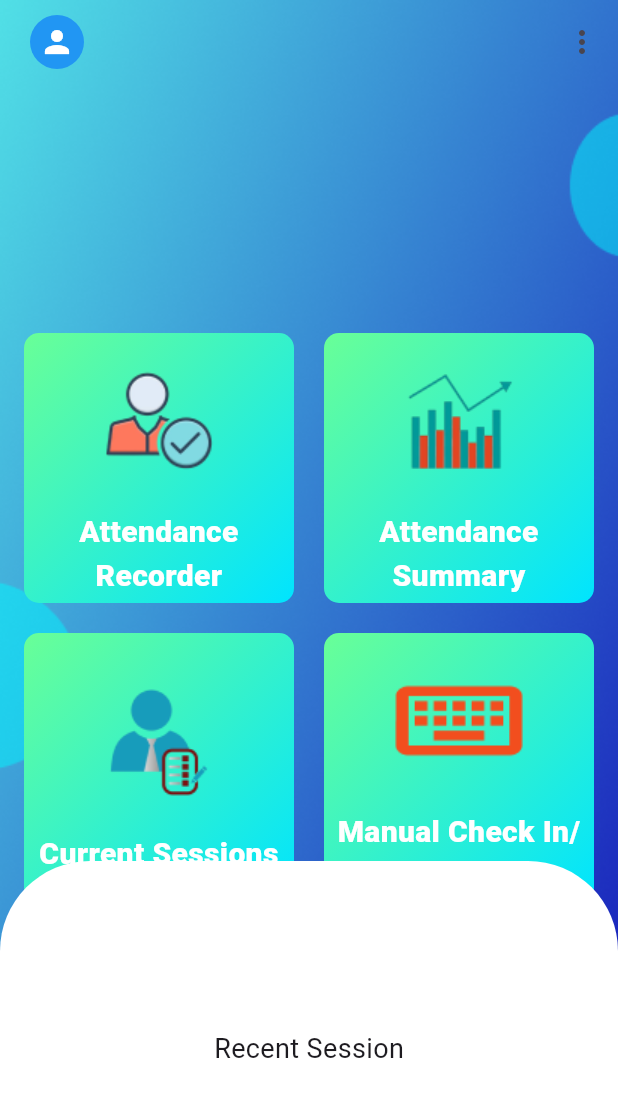
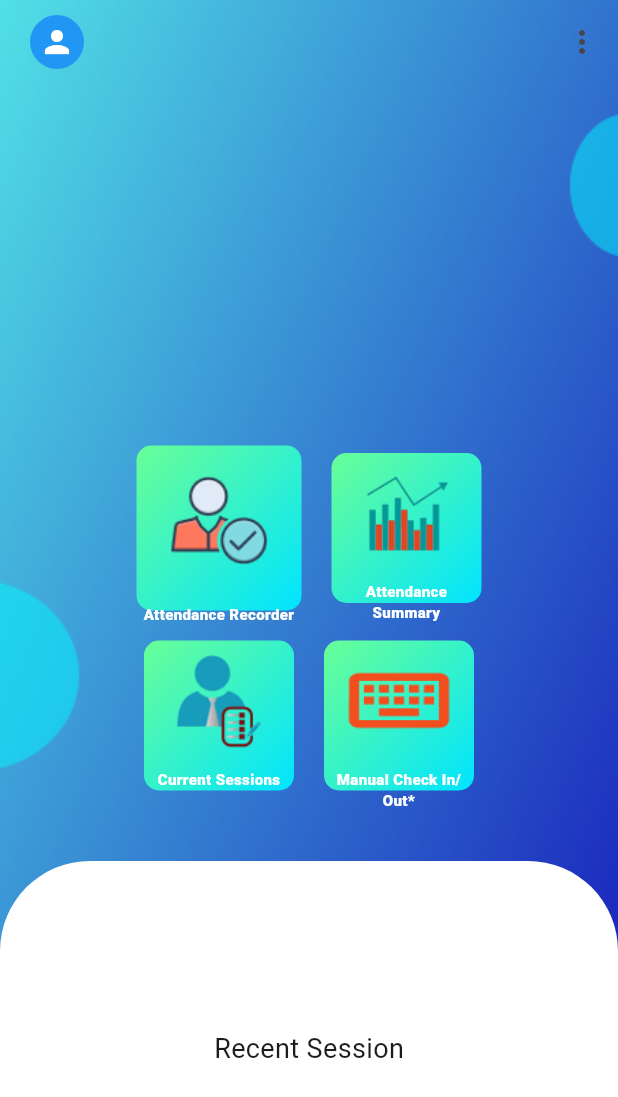
Before and after one commit to Shoto0095/SIH-Project, a Flutter app: the UserHomePage screen opened by its route, on a phone screen of 412 x 824 dp. Shown: the top 1097 px of the screen. Run offline on Flutter 3.47's test engine with Material 3 defaults, Android fonts, the phone set to English and light mode, and no system bars.

Commit message:
On branch main Your branch is up to date with 'origin/main'.

```diff
--- a/project/lib/UserHomePage.dart
+++ b/project/lib/UserHomePage.dart
@@ -34,7 +34,6 @@ class UserHomePage extends StatelessWidget {
               ),
             ],
           ),
-
           Center(
             child: Column(
               mainAxisAlignment: MainAxisAlignment.center,
@@ -43,11 +42,14 @@ class UserHomePage extends StatelessWidget {
                   mainAxisAlignment: MainAxisAlignment.center,
                   children: [
                     Container(
-                      width: 180,
-                      height: 180,
+                      width: 110,
+                      height: 110,
                       decoration: BoxDecoration(
-                        gradient:const  LinearGradient(
-                          colors: [Color(0xFF69FF97), Color(0xFF00E4FF),],
+                        gradient: const LinearGradient(
+                          colors: [
+                            Color(0xFF69FF97),
+                            Color(0xFF00E4FF),
+                          ],
                           begin: Alignment.topLeft,
                           end: Alignment.bottomRight,
                         ),
@@ -58,29 +60,31 @@ class UserHomePage extends StatelessWidget {
                         children: [
                           Image.asset(
                             'assest/recoder.png',
-                            width: 110,
-                            height: 110,
+                            width: 100,
+                            height: 100,
                           ),
                           const SizedBox(height: 5),
                           const Text(
                             'Attendance Recorder',
                             textAlign: TextAlign.center,
                             style: TextStyle(
-                              color: Colors.white,
-                              fontSize: 20,
-                              fontWeight: FontWeight.w900
-                            ),
+                                color: Colors.white,
+                                fontSize: 10,
+                                fontWeight: FontWeight.w900),
                           ),
                         ],
                       ),
                     ),
                     const SizedBox(width: 20),
                     Container(
-                      width: 180,
-                      height: 180,
+                      width: 100,
+                      height: 100,
                       decoration: BoxDecoration(
-                        gradient:const  LinearGradient(
-                          colors: [Color(0xFF69FF97), Color(0xFF00E4FF),],
+                        gradient: const LinearGradient(
+                          colors: [
+                            Color(0xFF69FF97),
+                            Color(0xFF00E4FF),
+                          ],
                           begin: Alignment.topLeft,
                           end: Alignment.bottomRight,
                         ),
@@ -91,17 +95,16 @@ class UserHomePage extends StatelessWidget {
                         children: [
                           Image.asset(
                             'assest/summary.png',
-                            width: 110,
-                            height: 110,
+                            width: 80,
+                            height: 80,
                           ),
                           const SizedBox(height: 5),
                           const Text(
                             'Attendance Summary',
                             style: TextStyle(
-                              color: Colors.white,
-                              fontSize: 20,
-                              fontWeight: FontWeight.w900
-                            ),
+                                color: Colors.white,
+                                fontSize: 10,
+                                fontWeight: FontWeight.w900),
                             textAlign: TextAlign.center,
                           ),
                         ],
@@ -114,11 +117,14 @@ class UserHomePage extends StatelessWidget {
                   mainAxisAlignment: MainAxisAlignment.center,
                   children: [
                     Container(
-                      width: 180,
-                      height: 180,
+                      width: 100,
+                      height: 100,
                       decoration: BoxDecoration(
-                        gradient:const  LinearGradient(
-                          colors: [Color(0xFF69FF97), Color(0xFF00E4FF),],
+                        gradient: const LinearGradient(
+                          colors: [
+                            Color(0xFF69FF97),
+                            Color(0xFF00E4FF),
+                          ],
                           begin: Alignment.topLeft,
                           end: Alignment.bottomRight,
                         ),
@@ -129,17 +135,16 @@ class UserHomePage extends StatelessWidget {
                         children: [
                           Image.asset(
                             'assest/current.png',
-                            width: 110,
-                            height: 110,
+                            width: 80,
+                            height: 80,
                           ),
                           const SizedBox(height: 5),
                           const Text(
                             'Current Sessions',
                             style: TextStyle(
-                              color: Colors.white,
-                              fontSize: 20,
-                              fontWeight: FontWeight.w900
-                            ),
+                                color: Colors.white,
+                                fontSize: 10,
+                                fontWeight: FontWeight.w900),
                             textAlign: TextAlign.center,
                           ),
                         ],
@@ -147,11 +152,14 @@ class UserHomePage extends StatelessWidget {
                     ),
                     const SizedBox(width: 20),
                     Container(
-                      width: 180,
-                      height: 180,
+                      width: 100,
+                      height: 100,
                       decoration: BoxDecoration(
-                        gradient:const  LinearGradient(
-                          colors: [Color(0xFF69FF97), Color(0xFF00E4FF),],
+                        gradient: const LinearGradient(
+                          colors: [
+                            Color(0xFF69FF97),
+                            Color(0xFF00E4FF),
+                          ],
                           begin: Alignment.topLeft,
                           end: Alignment.bottomRight,
                         ),
@@ -162,17 +170,16 @@ class UserHomePage extends StatelessWidget {
                         children: [
                           Image.asset(
                             'assest/keyboard.png',
-                            width: 110,
-                            height: 110,
+                            width: 80,
+                            height: 80,
                           ),
                           const SizedBox(height: 5),
                           const Text(
                             'Manual Check In/Out*',
                             style: TextStyle(
-                              color: Colors.white,
-                              fontSize: 20,
-                              fontWeight: FontWeight.w900
-                            ),
+                                color: Colors.white,
+                                fontSize: 10,
+                                fontWeight: FontWeight.w900),
                             textAlign: TextAlign.center,
                           ),
                         ],
@@ -188,14 +195,14 @@ class UserHomePage extends StatelessWidget {
             child: Container(
               width: double.infinity,
               height: 250,
-              decoration:const  BoxDecoration(
+              decoration: const BoxDecoration(
                 color: Colors.white,
                 borderRadius: BorderRadius.only(
                   topLeft: Radius.circular(60),
                   topRight: Radius.circular(60),
                 ),
               ),
-              child:const  Center(
+              child: const Center(
                 child: Text('Recent Session', style: TextStyle(fontSize: 18)),
               ),
             ),
--- a/project/lib/main.dart
+++ b/project/lib/main.dart
@@ -2,12 +2,13 @@ import 'package:flutter/material.dart';
 import 'package:project/Screen2.dart';
 import 'package:project/UserHomePage.dart';
 import 'package:project/login.dart';
+import 'package:project/summary.dart';
 
 void main() {
   runApp(MaterialApp(
     debugShowCheckedModeBanner: false,
     initialRoute: 'login',
-    home: Welogin(),
+    // home: Summary(),
     routes: {
       'login': (context) => const Welogin(),
       'Screen2': (context) => const Screen2(),
--- /dev/null
+++ b/project/lib/summary.dart
@@ -0,0 +1,24 @@
+import 'package:flutter/material.dart';
+
+class Summary extends StatefulWidget {
+  const Summary({super.key});
+
+  @override
+  State<Summary> createState() => _WeSummarystate();
+}
+
+class _WeSummarystate extends State<Summary> {
+  @override
+  Widget build(BuildContext context) {
+    return Container(
+      decoration: const BoxDecoration(
+          image: DecorationImage(
+              image: AssetImage('assest/login.png'), fit: BoxFit.cover)),
+      child: Scaffold(
+        backgroundColor: Colors.transparent,
+        body: Padding(padding: EdgeInsets.only()),
+
+      ),
+    );
+  }
+}
--- a/project/pubspec.yaml
+++ b/project/pubspec.yaml
@@ -66,6 +66,7 @@ flutter:
     - assest/keyboard.png
     - assest/recoder.png
     - assest/summary.png
+    - assest/graph.png
 
   # An image asset can refer to one or more resolution-specific "variants", see
   # https://flutter.dev/to/resolution-aware-images
```
Also changed, not shown: project/assest/graph.png (added).
